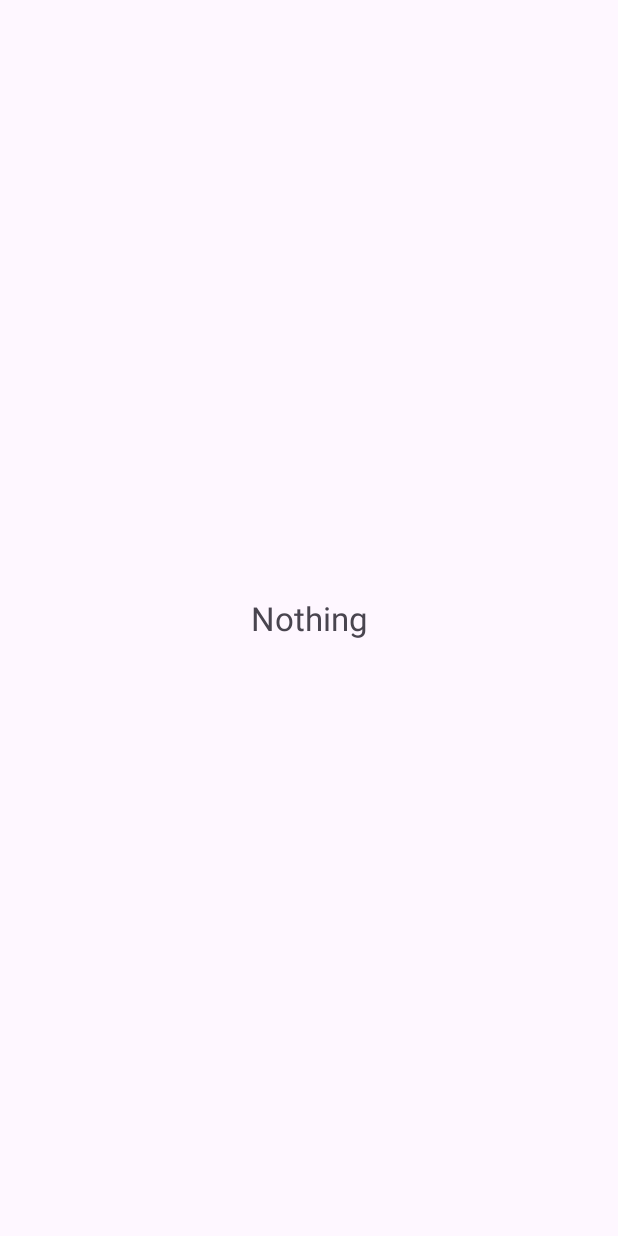
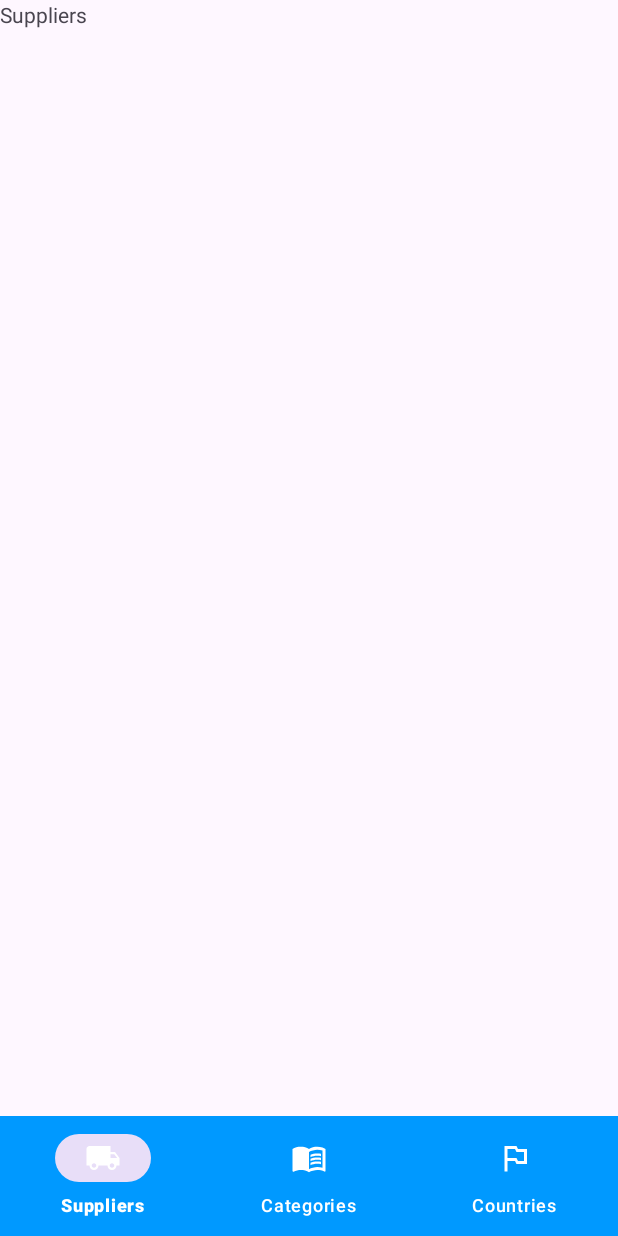
Before and after one commit to ahincho/NE-Suppliers-Mobile, an Android app: the MainActivity screen opened directly, with no data from a screen before it, on a phone screen of 412 x 824 dp. Before the commit the screen is almost empty. Run offline under Robolectric (Android 15) with nearby library versions, the phone set to English and light mode, and no system bars; our stand-ins replace Dagger/Hilt's generated code.

Commit message:
Bottom Navigation View

```diff
--- a/app/src/main/java/com/unsa/suppliers/ui/view/main/MainActivity.kt
+++ b/app/src/main/java/com/unsa/suppliers/ui/view/main/MainActivity.kt
@@ -1,9 +1,12 @@
 package com.unsa.suppliers.ui.view.main
 
+import android.os.Bundle
+import androidx.activity.viewModels
 import androidx.appcompat.app.AppCompatActivity
-import android.os.Bundle
-import android.widget.Toast
-import androidx.activity.viewModels
+import androidx.fragment.app.commit
+import androidx.fragment.app.replace
+import com.google.android.material.bottomnavigation.BottomNavigationView
+import com.unsa.suppliers.R
 import com.unsa.suppliers.databinding.ActivityMainBinding
 import com.unsa.suppliers.ui.viewmodel.main.MainViewModel
 import dagger.hilt.android.AndroidEntryPoint
@@ -11,13 +14,48 @@ import dagger.hilt.android.AndroidEntryPoint
 @AndroidEntryPoint
 class MainActivity : AppCompatActivity() {
     private lateinit var binding: ActivityMainBinding
+    private lateinit var navigation: BottomNavigationView
     private val mainViewModel: MainViewModel by viewModels()
     override fun onCreate(savedInstanceState: Bundle?) {
         super.onCreate(savedInstanceState)
         binding = ActivityMainBinding.inflate(layoutInflater)
         setContentView(binding.root)
-        mainViewModel.getToken()
-        Toast.makeText(this, mainViewModel.getToken(), Toast.LENGTH_SHORT).show()
-        binding.supplierJwt.text = mainViewModel.getToken()
+        supportFragmentManager.commit {
+            replace<SupplierFragment>(binding.mainContainer.id)
+            setReorderingAllowed(true)
+        }
+        navigation = binding.mainNavMenu
+        initListeners()
+    }
+    private fun initListeners() {
+        navListener()
+    }
+    private fun navListener() {
+        navigation.setOnItemSelectedListener { item ->
+            when (item.itemId) {
+                R.id.itemSuppliers -> {
+                    supportFragmentManager.commit {
+                        replace<SupplierFragment>(R.id.mainContainer)
+                        setReorderingAllowed(true)
+                    }
+                    true
+                }
+                R.id.itemCategories -> {
+                    supportFragmentManager.commit {
+                        replace<CategoryFragment>(R.id.mainContainer)
+                        setReorderingAllowed(true)
+                    }
+                    true
+                }
+                R.id.itemCountries -> {
+                    supportFragmentManager.commit {
+                        replace<CountryFragment>(R.id.mainContainer)
+                        setReorderingAllowed(true)
+                    }
+                    true
+                }
+                else -> true
+            }
+        }
     }
 }
--- a/app/src/main/java/com/unsa/suppliers/ui/viewmodel/main/MainViewModel.kt
+++ b/app/src/main/java/com/unsa/suppliers/ui/viewmodel/main/MainViewModel.kt
@@ -21,7 +21,7 @@ class MainViewModel @Inject constructor (
         var token: String? = null
         viewModelScope.launch {
             token = getJwtTokenUseCase()
-            Log.d("PREFERENCE", token!!)
+            Log.d("MAIN VIEW MODEL PREFERENCE", token!!)
         }
         return token ?: "Nothing"
     }
--- /dev/null
+++ b/app/src/main/res/drawable/ic_categories.xml
@@ -0,0 +1,8 @@
+<vector android:autoMirrored="true" android:height="24dp"
+    android:tint="#FFFFFF" android:viewportHeight="24"
+    android:viewportWidth="24" android:width="24dp" xmlns:android="http://schemas.android.com/apk/res/android">
+    <path android:fillColor="@android:color/white" android:pathData="M21,5c-1.11,-0.35 -2.33,-0.5 -3.5,-0.5c-1.95,0 -4.05,0.4 -5.5,1.5c-1.45,-1.1 -3.55,-1.5 -5.5,-1.5S2.45,4.9 1,6v14.65c0,0.25 0.25,0.5 0.5,0.5c0.1,0 0.15,-0.05 0.25,-0.05C3.1,20.45 5.05,20 6.5,20c1.95,0 4.05,0.4 5.5,1.5c1.35,-0.85 3.8,-1.5 5.5,-1.5c1.65,0 3.35,0.3 4.75,1.05c0.1,0.05 0.15,0.05 0.25,0.05c0.25,0 0.5,-0.25 0.5,-0.5V6C22.4,5.55 21.75,5.25 21,5zM21,18.5c-1.1,-0.35 -2.3,-0.5 -3.5,-0.5c-1.7,0 -4.15,0.65 -5.5,1.5V8c1.35,-0.85 3.8,-1.5 5.5,-1.5c1.2,0 2.4,0.15 3.5,0.5V18.5z"/>
+    <path android:fillColor="@android:color/white" android:pathData="M17.5,10.5c0.88,0 1.73,0.09 2.5,0.26V9.24C19.21,9.09 18.36,9 17.5,9c-1.7,0 -3.24,0.29 -4.5,0.83v1.66C14.13,10.85 15.7,10.5 17.5,10.5z"/>
+    <path android:fillColor="@android:color/white" android:pathData="M13,12.49v1.66c1.13,-0.64 2.7,-0.99 4.5,-0.99c0.88,0 1.73,0.09 2.5,0.26V11.9c-0.79,-0.15 -1.64,-0.24 -2.5,-0.24C15.8,11.66 14.26,11.96 13,12.49z"/>
+    <path android:fillColor="@android:color/white" android:pathData="M17.5,14.33c-1.7,0 -3.24,0.29 -4.5,0.83v1.66c1.13,-0.64 2.7,-0.99 4.5,-0.99c0.88,0 1.73,0.09 2.5,0.26v-1.52C19.21,14.41 18.36,14.33 17.5,14.33z"/>
+</vector>
--- /dev/null
+++ b/app/src/main/res/drawable/ic_countries.xml
@@ -0,0 +1,5 @@
+<vector android:height="24dp" android:tint="#FFFFFF"
+    android:viewportHeight="24" android:viewportWidth="24"
+    android:width="24dp" xmlns:android="http://schemas.android.com/apk/res/android">
+    <path android:fillColor="@android:color/white" android:pathData="M14,6l-1,-2L5,4v17h2v-7h5l1,2h7L20,6h-6zM18,14h-4l-1,-2L7,12L7,6h5l1,2h5v6z"/>
+</vector>
--- /dev/null
+++ b/app/src/main/res/drawable/ic_lorry.xml
@@ -0,0 +1,5 @@
+<vector android:height="24dp" android:tint="#FFFFFF"
+    android:viewportHeight="24" android:viewportWidth="24"
+    android:width="24dp" xmlns:android="http://schemas.android.com/apk/res/android">
+    <path android:fillColor="@android:color/white" android:pathData="M20,8h-3L17,4L3,4c-1.1,0 -2,0.9 -2,2v11h2c0,1.66 1.34,3 3,3s3,-1.34 3,-3h6c0,1.66 1.34,3 3,3s3,-1.34 3,-3h2v-5l-3,-4zM6,18.5c-0.83,0 -1.5,-0.67 -1.5,-1.5s0.67,-1.5 1.5,-1.5 1.5,0.67 1.5,1.5 -0.67,1.5 -1.5,1.5zM19.5,9.5l1.96,2.5L17,12L17,9.5h2.5zM18,18.5c-0.83,0 -1.5,-0.67 -1.5,-1.5s0.67,-1.5 1.5,-1.5 1.5,0.67 1.5,1.5 -0.67,1.5 -1.5,1.5z"/>
+</vector>
--- a/app/src/main/res/layout/activity_main.xml
+++ b/app/src/main/res/layout/activity_main.xml
@@ -1,19 +1,23 @@
 <?xml version="1.0" encoding="utf-8"?>
-<androidx.constraintlayout.widget.ConstraintLayout
+<androidx.coordinatorlayout.widget.CoordinatorLayout
     xmlns:android="http://schemas.android.com/apk/res/android"
     xmlns:app="http://schemas.android.com/apk/res-auto"
     xmlns:tools="http://schemas.android.com/tools"
     android:layout_width="match_parent"
     android:layout_height="match_parent"
     tools:context=".ui.view.main.MainActivity">
-    <TextView
-        android:id="@+id/supplierJwt"
-        android:layout_width="wrap_content"
+    <FrameLayout
+        android:id="@+id/mainContainer"
+        android:layout_width="match_parent"
+        android:layout_height="match_parent"/>
+    <com.google.android.material.bottomnavigation.BottomNavigationView
+        android:id="@+id/mainNavMenu"
+        android:layout_width="match_parent"
         android:layout_height="wrap_content"
-        app:layout_constraintStart_toStartOf="parent"
-        app:layout_constraintEnd_toEndOf="parent"
-        app:layout_constraintTop_toTopOf="parent"
-        app:layout_constraintBottom_toBottomOf="parent"
-        android:textSize="22sp"
-        android:text="Hello World!"/>
-</androidx.constraintlayout.widget.ConstraintLayout>
+        android:layout_gravity="bottom"
+        android:background="@color/light_blue"
+        app:itemIconTint="@color/white"
+        app:itemTextColor="@color/white"
+        app:menu="@menu/nav_menu_main"
+        tools:ignore="VisualLintBottomNav"/>
+</androidx.coordinatorlayout.widget.CoordinatorLayout>
--- a/app/src/main/res/layout/fragment_category.xml
+++ b/app/src/main/res/layout/fragment_category.xml
@@ -4,11 +4,8 @@
     android:layout_width="match_parent"
     android:layout_height="match_parent"
     tools:context=".ui.view.main.CategoryFragment">
-
-    <!-- TODO: Update blank fragment layout -->
     <TextView
         android:layout_width="match_parent"
         android:layout_height="match_parent"
-        android:text="@string/hello_blank_fragment" />
-
+        android:text="@string/categories" />
 </FrameLayout>
--- a/app/src/main/res/layout/fragment_country.xml
+++ b/app/src/main/res/layout/fragment_country.xml
@@ -4,11 +4,8 @@
     android:layout_width="match_parent"
     android:layout_height="match_parent"
     tools:context=".ui.view.main.CountryFragment">
-
-    <!-- TODO: Update blank fragment layout -->
     <TextView
         android:layout_width="match_parent"
         android:layout_height="match_parent"
-        android:text="@string/hello_blank_fragment" />
-
+        android:text="@string/countries" />
 </FrameLayout>
--- a/app/src/main/res/layout/fragment_supplier.xml
+++ b/app/src/main/res/layout/fragment_supplier.xml
@@ -4,11 +4,8 @@
     android:layout_width="match_parent"
     android:layout_height="match_parent"
     tools:context=".ui.view.main.SupplierFragment">
-
-    <!-- TODO: Update blank fragment layout -->
     <TextView
         android:layout_width="match_parent"
         android:layout_height="match_parent"
-        android:text="@string/hello_blank_fragment" />
-
+        android:text="@string/suppliers" />
 </FrameLayout>
--- /dev/null
+++ b/app/src/main/res/menu/nav_menu_main.xml
@@ -0,0 +1,15 @@
+<?xml version="1.0" encoding="utf-8"?>
+<menu xmlns:android="http://schemas.android.com/apk/res/android">
+    <item
+        android:id="@+id/itemSuppliers"
+        android:icon="@drawable/ic_lorry"
+        android:title="@string/suppliers" />
+    <item
+        android:id="@+id/itemCategories"
+        android:icon="@drawable/ic_categories"
+        android:title="@string/categories" />
+    <item
+        android:id="@+id/itemCountries"
+        android:icon="@drawable/ic_countries"
+        android:title="@string/countries" />
+</menu>
--- a/app/src/main/res/values/colors.xml
+++ b/app/src/main/res/values/colors.xml
@@ -4,4 +4,5 @@
     <color name="white">#FFFFFFFF</color>
     <color name="sky_blue">#C9E1FD</color>
     <color name="blue">#0000EE</color>
+    <color name="light_blue">#0099FF</color>
 </resources>
--- a/app/src/main/res/values/strings.xml
+++ b/app/src/main/res/values/strings.xml
@@ -19,4 +19,7 @@
     <string name="email_required">Email is required</string>
     <!-- TODO: Remove or change this placeholder text -->
     <string name="hello_blank_fragment">Hello blank fragment</string>
+    <string name="suppliers">Suppliers</string>
+    <string name="categories">Categories</string>
+    <string name="countries">Countries</string>
 </resources>
```
